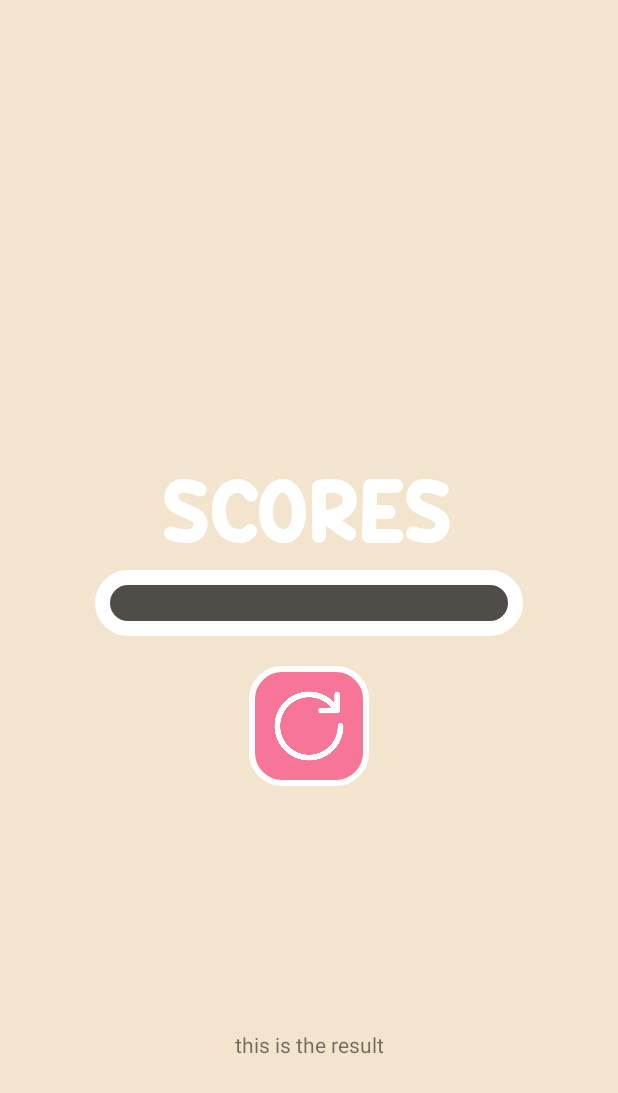
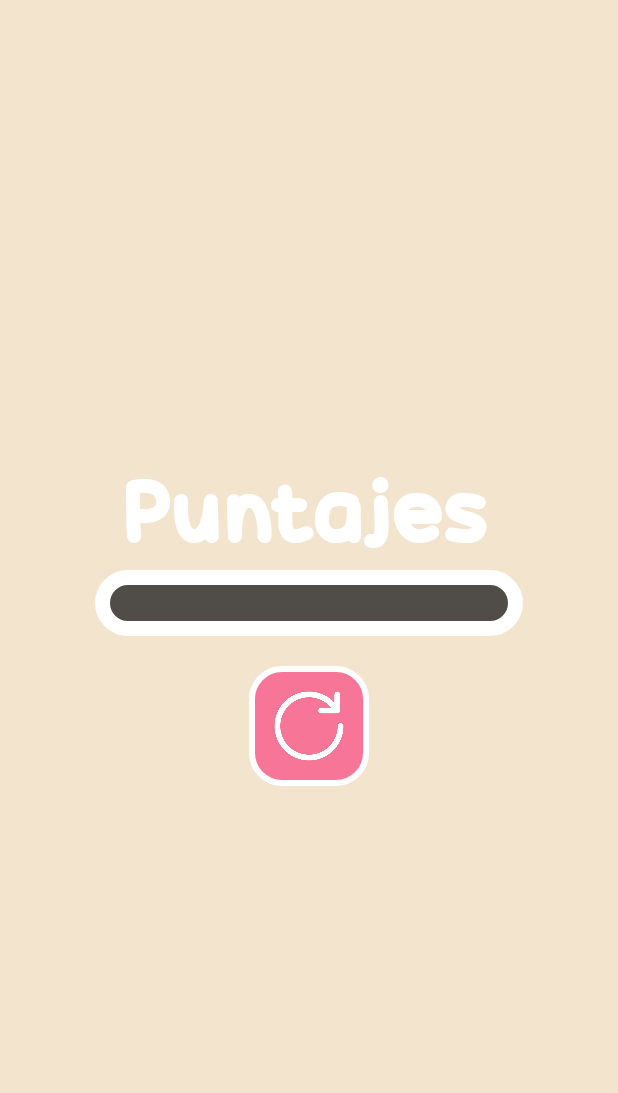
Before and after one commit to galvez306/AfterorBefore, an Android app: the ResultAcivity screen opened directly, with no data from a screen before it, on a phone screen of 412 x 824 dp. Shown: the top 1093 px of the screen. Run offline under Robolectric (Android 15) with nearby library versions, the phone set to English and light mode, and no system bars; 1 statement that could not run was skipped.

Commit message:
move all the text to strings.xml resources

```diff
--- a/app/src/main/java/com/creamcode/afterorbefore/Interactors/PictureInteractorImp.java
+++ b/app/src/main/java/com/creamcode/afterorbefore/Interactors/PictureInteractorImp.java
@@ -95,7 +95,7 @@ public class PictureInteractorImp implements PictureInteractor {
         }
 
         //waiting for the data
-        new CountDownTimer(400, 1000) {
+        new CountDownTimer(800, 1000) {
             public void onFinish()
             {
                 //disording the flags to implement randomity
--- a/app/src/main/java/com/creamcode/afterorbefore/ResultAcivity.java
+++ b/app/src/main/java/com/creamcode/afterorbefore/ResultAcivity.java
@@ -129,10 +129,10 @@ public class ResultAcivity extends AppCompatActivity {
             public void onClick(View v) {
                 String name = edtName.getText().toString().trim();
                 if(name.equals("")){
-                    Toast.makeText(ResultAcivity.this, "Name can not be empty", Toast.LENGTH_SHORT).show();
+                    Toast.makeText(ResultAcivity.this, R.string.nombre_vacio, Toast.LENGTH_SHORT).show();
                 }else{
                     if(name.length()>14){
-                        Toast.makeText(ResultAcivity.this, "Name too large", Toast.LENGTH_SHORT).show();
+                        Toast.makeText(ResultAcivity.this, R.string.nombre_largo, Toast.LENGTH_SHORT).show();
                     }else{
                         Score sc = new Score(name, gameScore);
                         scores.add(sc);
--- a/app/src/main/res/layout-land/activity_game.xml
+++ b/app/src/main/res/layout-land/activity_game.xml
@@ -31,7 +31,7 @@
                 android:layout_height="match_parent"
                 android:fontFamily="@font/robotouno"
                 android:gravity="center_horizontal"
-                android:text="example"
+                android:text="@string/bienvenida"
                 android:textColor="@color/theme_beige"
                 android:textSize="32dp"
                 android:textStyle="bold"
--- a/app/src/main/res/layout/activity_game.xml
+++ b/app/src/main/res/layout/activity_game.xml
@@ -31,7 +31,7 @@
             android:id="@+id/tv_question"
             android:fontFamily="@font/robotouno"
             android:gravity="center_horizontal"
-            android:text="example"
+            android:text="@string/bienvenida"
             android:textStyle="bold"
             android:textColor="@color/theme_beige"
             android:textSize="32dp"
--- a/app/src/main/res/layout/activity_home.xml
+++ b/app/src/main/res/layout/activity_home.xml
@@ -25,7 +25,7 @@
             android:background="@drawable/background_brown"
             android:fontFamily="@font/candybeans"
             android:padding="10dp"
-            android:text="start"
+            android:text="@string/iniciar"
             android:textColor="@color/white"
             android:textSize="60dp" />
 
--- a/app/src/main/res/layout/activity_result_acivity.xml
+++ b/app/src/main/res/layout/activity_result_acivity.xml
@@ -6,7 +6,6 @@
     android:layout_height="match_parent"
     android:background="@color/theme_beige"
     tools:context=".ResultAcivity">
-
 
     <LinearLayout
         android:layout_width="wrap_content"
@@ -22,8 +21,7 @@
             android:layout_width="wrap_content"
             android:layout_height="wrap_content"
             android:fontFamily="@font/candybeans"
-            android:text="SCORES"
-
+            android:text="@string/marcador"
             android:textColor="@color/white"
             android:textSize="60dp" />
 
@@ -46,16 +44,4 @@
             android:src="@drawable/ic_again" />
     </LinearLayout>
 
-    <TextView
-        android:id="@+id/tv_result"
-        android:layout_width="wrap_content"
-        android:layout_height="wrap_content"
-        android:text="this is the result"
-        app:layout_constraintBottom_toBottomOf="parent"
-        app:layout_constraintEnd_toEndOf="parent"
-        app:layout_constraintStart_toStartOf="parent"
-        app:layout_constraintTop_toTopOf="parent"
-        app:layout_constraintVertical_bias="0.853"></TextView>
-
-
 </androidx.constraintlayout.widget.ConstraintLayout>
--- a/app/src/main/res/layout/dialog_new_score.xml
+++ b/app/src/main/res/layout/dialog_new_score.xml
@@ -14,7 +14,7 @@
         android:layout_marginEnd="10dp"
         android:background="@drawable/background_white_edittext"
         android:fontFamily="@font/robotouno"
-        android:hint="name"
+        android:hint="@string/nombre_puntaje"
         android:textAlignment="center"
         android:textColor="@color/black"
         android:textSize="28dp" />
--- a/app/src/main/res/values/strings.xml
+++ b/app/src/main/res/values/strings.xml
@@ -2,4 +2,18 @@
     <string name="app_name">AfterOrBefore</string>
     <!-- TODO: Remove or change this placeholder text -->
     <string name="hello_blank_fragment">Hello blank fragment</string>
+
+    <string name="iniciar">INICIAR</string>
+
+    <string name="bienvenida">¿Qué fotografía fue tomada antes o después?</string>
+    <string name="antes">ANTES</string>
+    <string name="despues">DESPUÉS</string>
+    <string name="seleccionar_bandera">¿En dónde fue tomada esta fotografía?</string>
+    <string name="reinicio">Juego reiniciado</string>
+
+    <string name="marcador">Puntajes</string>
+    <string name="nombre_puntaje">NOMBRE</string>
+    <string name="nombre_vacio">El nombre no puede estar vacío</string>
+    <string name="nombre_largo">El nombre es demasiado largo</string>
+
 </resources>
```
Also changed, not shown: app/src/main/java/com/creamcode/afterorbefore/GameActivity.java (+8 -2 lines), app/src/main/java/com/creamcode/afterorbefore/Presenters/GamePresenterImp.java (+15 -5 lines), app/src/main/res/layout/fragment_picture.xml (+4 -3 lines).
